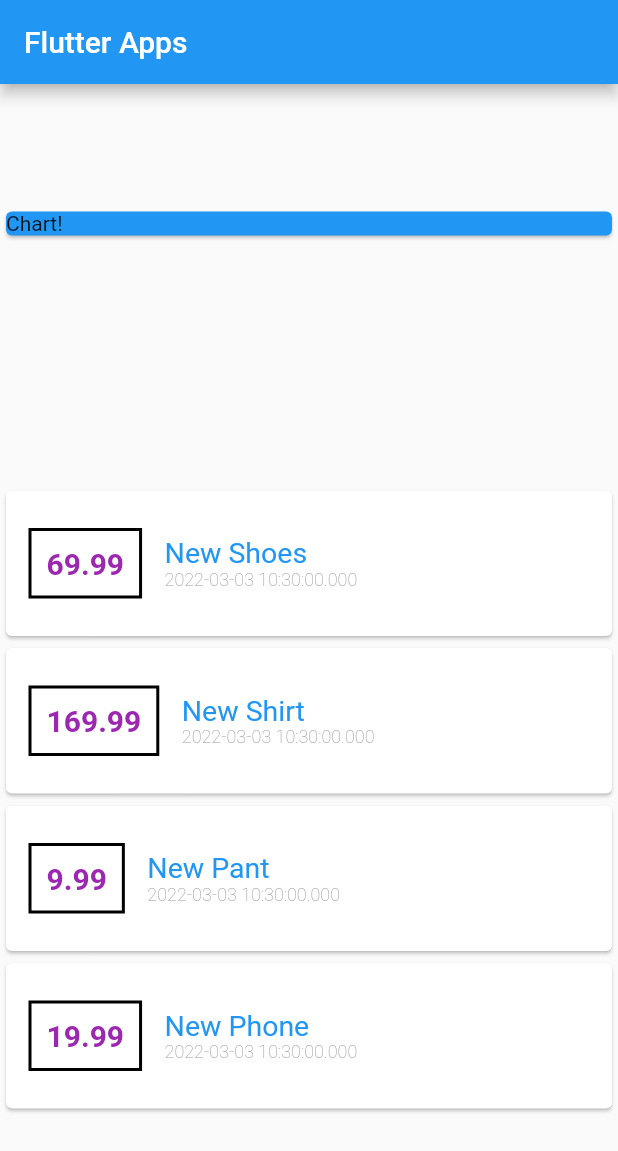
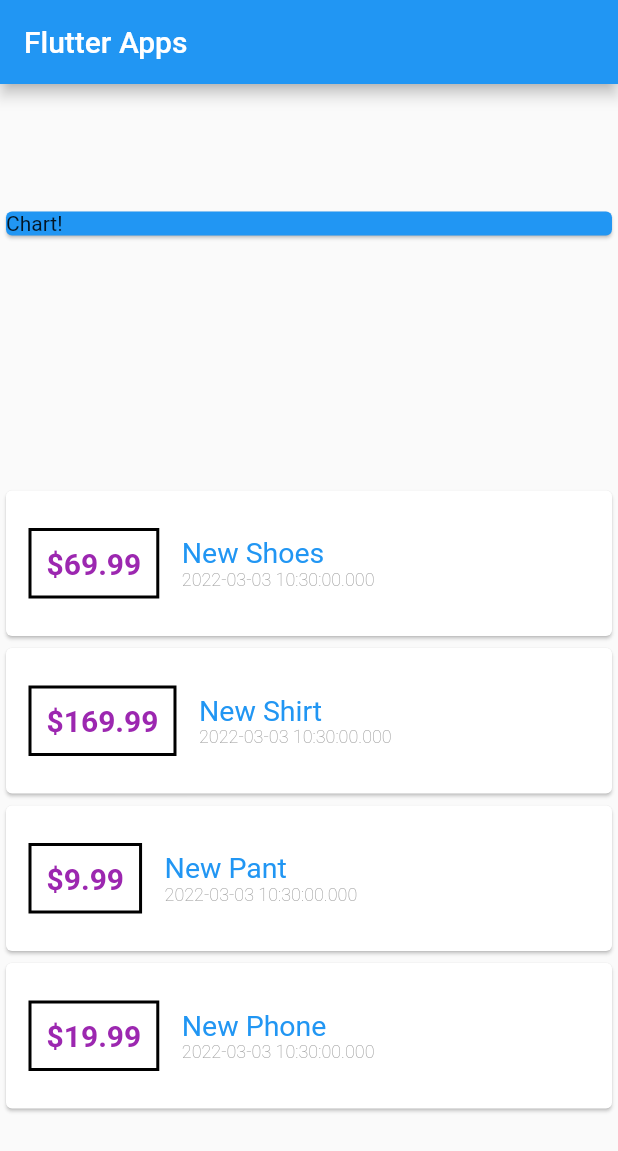
Before and after one commit to wasii/flutter_widget_styling, a Flutter app: the screen it shows after launch, on a phone screen of 412 x 824 dp. Shown: the top 1151 px of the screen. Run offline on Flutter 3.47's test engine with Material 2 defaults, Android fonts, the light colour scheme and no system bars.

Commit message:
String interpolations

```diff
--- a/lib/main.dart
+++ b/lib/main.dart
@@ -56,7 +56,8 @@ class MyHomePage extends StatelessWidget {
                         ),
                       ),
                       padding: EdgeInsets.all(10),
-                      child: Text(transaction.amount.toString(),
+                      child: Text(
+                        '\$${transaction.amount}',
                           style: TextStyle(
                             fontSize: 20,
                             fontWeight: FontWeight.bold,
```
